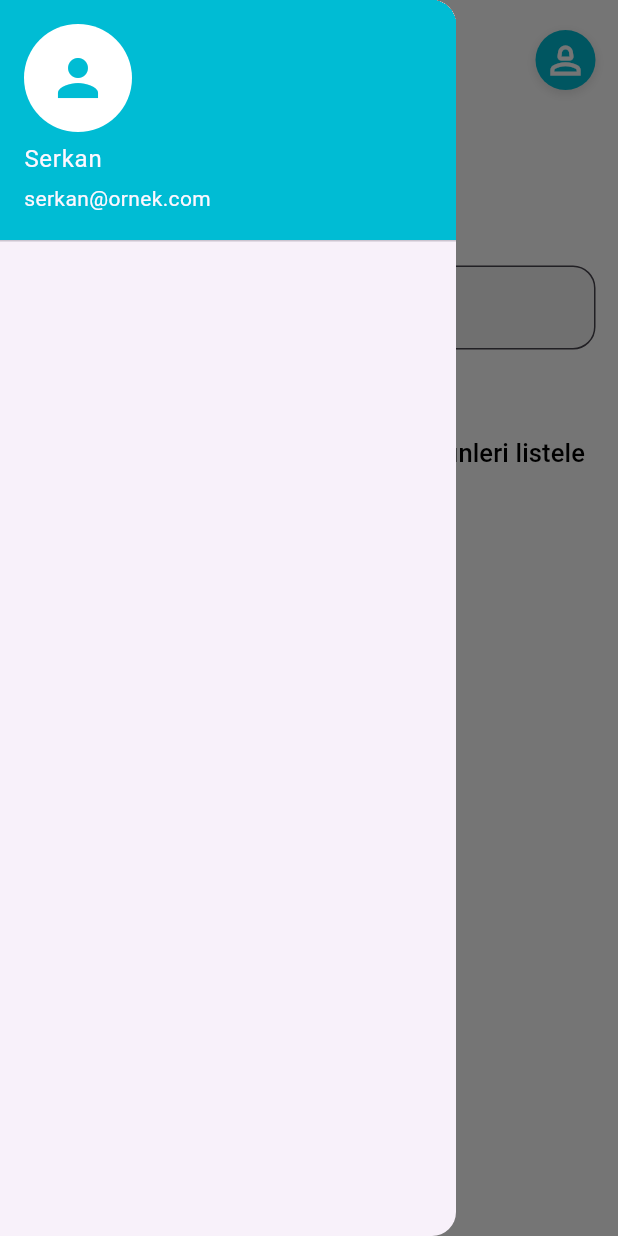
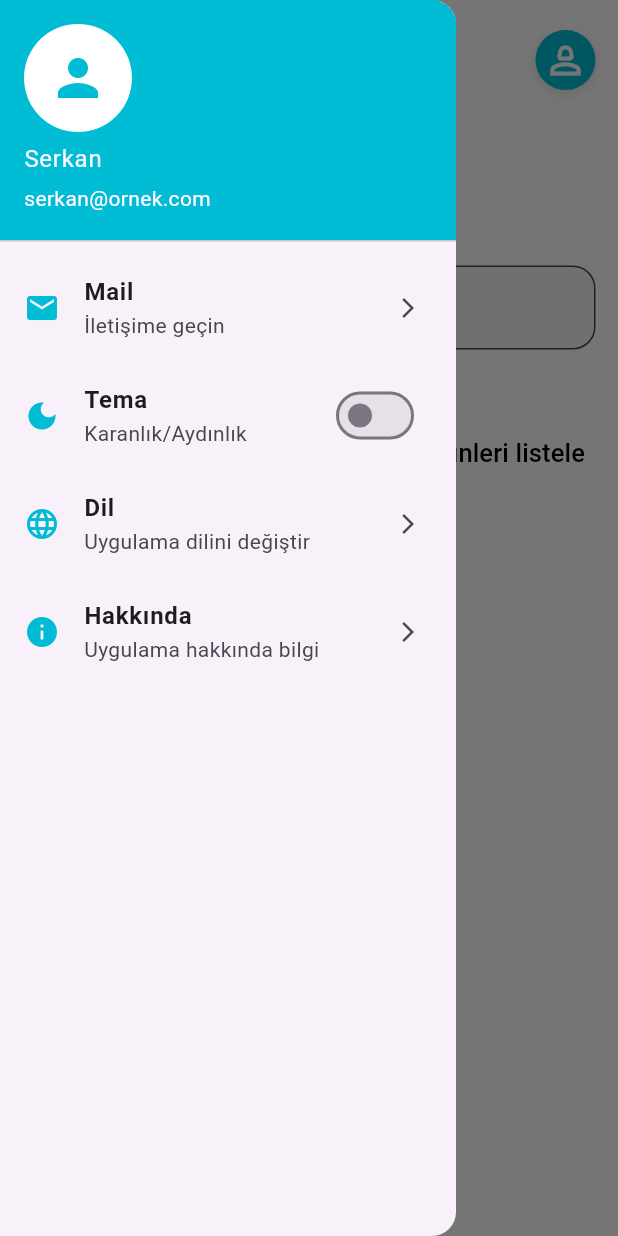
Before and after one commit to Serkan13-afk/Software-Persona-MobileApp-Projesi-, a Flutter app: the screen it shows after launch, with the side drawer open, on a phone screen of 412 x 824 dp. Run offline on Flutter 3.47's test engine with Material 3 defaults, Android fonts, the phone set to English and light mode, and no system bars; our stand-ins replace animate_do; network calls fail.

Commit message:
Tum dosyalar :)

```diff
--- a/lib/views/AnaSayfa.dart
+++ b/lib/views/AnaSayfa.dart
@@ -17,6 +17,7 @@ class _AnasayfaState extends State<Anasayfa> {
   List<Urunler> _tumUrunler = [];
   List<Urunler> _filtrelenmisUrunler = [];
   bool _yukleniyor = true;
+  bool _temaKaranlik = false;
 
   @override
   void initState() {
@@ -39,6 +40,27 @@ class _AnasayfaState extends State<Anasayfa> {
     textEditingController.dispose();
     super.dispose();
   }
+
+Widget listTileYapisi(IconData icon, String baslik, String aciklama , VoidCallback onTap){
+  return ListTile(
+    onTap: onTap,
+    leading: Icon(icon, color: Colors.cyan),
+    title: Text(baslik, style: const TextStyle(fontWeight: FontWeight.bold)),
+    subtitle: Text(aciklama),
+    trailing: const Icon(Icons.arrow_forward_ios, size: 16),
+  );
+}
+
+Widget switchTileYapisi(IconData icon, String baslik, String aciklama, bool deger, ValueChanged<bool> onChanged){
+  return SwitchListTile(
+    value: deger,
+    onChanged: onChanged,
+    title: Text(baslik, style: const TextStyle(fontWeight: FontWeight.bold)),
+    subtitle: Text(aciklama),
+    secondary: Icon(icon, color: Colors.cyan),
+    activeColor: Colors.cyan,
+  );
+}
 
   // Arama çubuğu biraz daha estetik hale getirildi
   Widget searchBar(double g, double y) {
@@ -218,8 +240,8 @@ class _AnasayfaState extends State<Anasayfa> {
       drawer: Drawer(
         child: ListView(
           padding: EdgeInsets.zero,
-          children: const [
-            UserAccountsDrawerHeader(
+          children:  [
+            const UserAccountsDrawerHeader(
               accountName: Text("Serkan"),
               accountEmail: Text("serkan@ornek.com"),
               currentAccountPicture: CircleAvatar(
@@ -228,7 +250,26 @@ class _AnasayfaState extends State<Anasayfa> {
               ),
               decoration: BoxDecoration(color: Colors.cyan),
             ),
-            // Buraya ListTile ile diğer menü elemanlarını ekleyebilirsin
+
+            listTileYapisi(Icons.mail, "Mail", "İletişime geçin", (){
+             // Navigator.push(context, MaterialPageRoute(builder: (context) => MailSayfa()));
+            }),
+
+            switchTileYapisi(Icons.dark_mode, "Tema", "Karanlık/Aydınlık", _temaKaranlik, (val) {
+              setState(() {
+                _temaKaranlik = val;
+              });
+            }),
+
+            listTileYapisi(Icons.language, "Dil", "Uygulama dilini değiştir", (){
+             // Navigator.push(context, MaterialPageRoute(builder: (context) => DilSayfa()));
+            }),
+
+            listTileYapisi(Icons.info, "Hakkında", "Uygulama hakkında bilgi", (){
+            // Navigator.push(context, MaterialPageRoute(builder: (context) => HakkindaSayfa()));
+            }),
+
+
           ],
         ),
       ),
```
